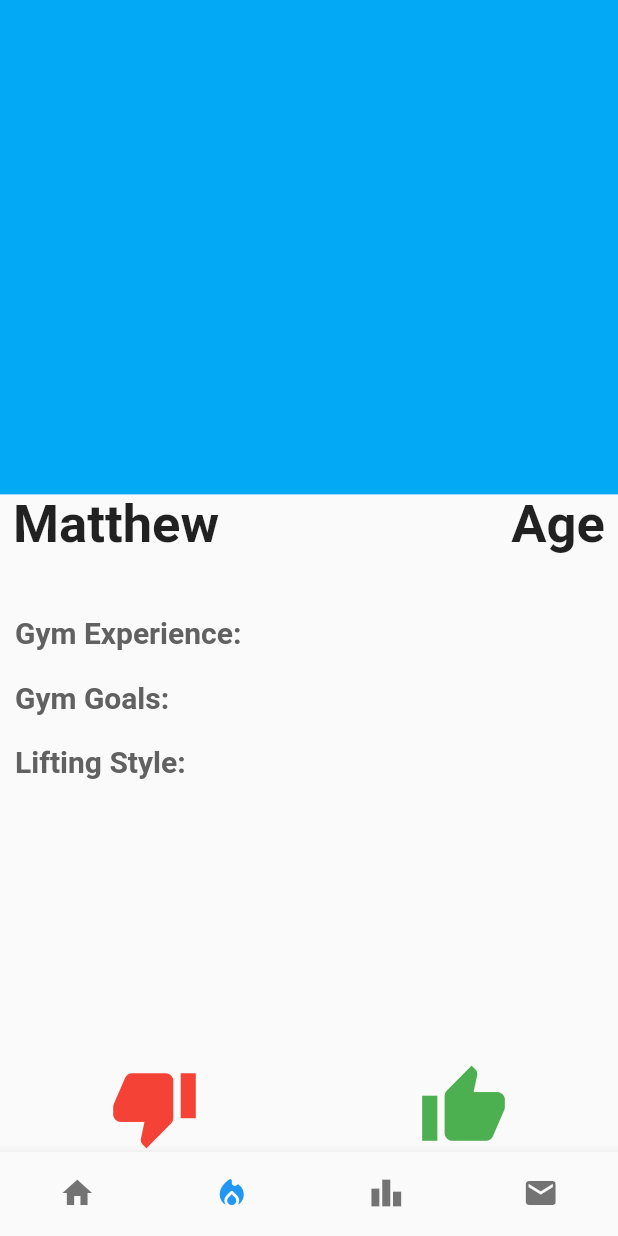
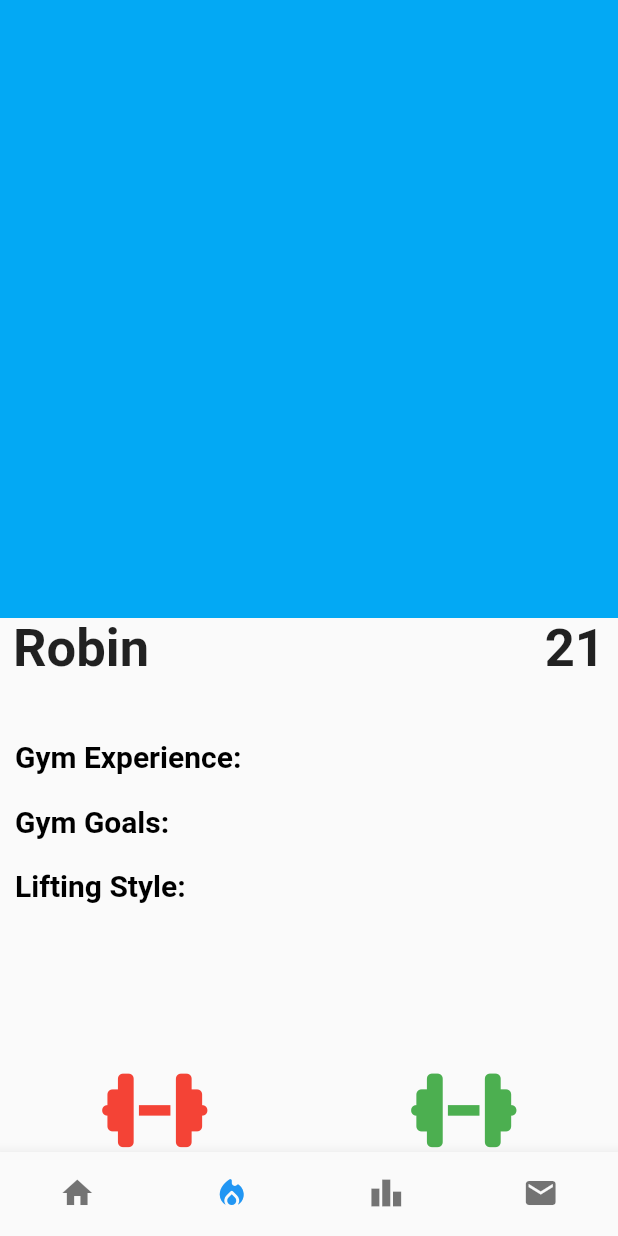
Before and after one commit to dariusrichardson36/FitBuddy, a Flutter app: the screen it shows once a user with an empty profile is signed in, swiped to page 2, on a phone screen of 412 x 824 dp. Run offline on Flutter 3.47's test engine with Material 2 defaults, Android fonts, the phone set to English and light mode, and no system bars; our stand-ins replace cloud_firestore, firebase_auth, firebase_core, font_awesome_flutter, get, go_router and 4 more; missing offline and left inert: dart:ffi; accounts and stored records are empty; network calls fail.

Commit message:
Changed fonts and added dumbbell iconts from font awesome package

```diff
--- a/lib/pages/homepage_views/matchmaking_view.dart
+++ b/lib/pages/homepage_views/matchmaking_view.dart
@@ -1,4 +1,8 @@
 import 'package:flutter/material.dart';
+import 'package:font_awesome_flutter/font_awesome_flutter.dart';
+import 'package:google_fonts/google_fonts.dart';
+
+
 
 class MatchmakingView extends StatelessWidget {
   const MatchmakingView({super.key});
@@ -10,7 +14,7 @@ class MatchmakingView extends StatelessWidget {
         children: [
           Container(
             width: double.infinity, // Take up the entire screen horizontally
-            height: MediaQuery.of(context).size.height * .4, // Take up the top third vertically
+            height: MediaQuery.of(context).size.height * .5, // Take up the top third vertically
             color: Colors.lightBlue,
           ),
           // Rest of your content goes here
@@ -20,8 +24,8 @@ class MatchmakingView extends StatelessWidget {
               Align(
                 alignment: Alignment.centerLeft, // Left-align the text
                 child: Text(
-                  ' Matthew',
-                  style: TextStyle(
+                  ' Robin',
+                  style: GoogleFonts.robotoFlex(
                     fontSize: 35,
                     fontWeight: FontWeight.bold,
                   ),
@@ -31,8 +35,8 @@ class MatchmakingView extends StatelessWidget {
               Align(
                 alignment: Alignment.centerRight, // Right-align the text
                 child: Text(
-                  'Age ',
-                  style: TextStyle(
+                  '21 ',
+                  style: GoogleFonts.robotoFlex(
                     fontSize: 35,
                     fontWeight: FontWeight.bold,
                   ),
@@ -45,8 +49,8 @@ class MatchmakingView extends StatelessWidget {
             alignment: Alignment.centerLeft, // Left-align the text
             child: Text(
               '  Gym Experience:',
-              style: TextStyle(
-                color: Colors.grey[700],
+              style: GoogleFonts.robotoFlex(
+                color: Colors.black,
                 fontSize: 20,
                 fontWeight: FontWeight.bold,
               ),
@@ -58,8 +62,8 @@ class MatchmakingView extends StatelessWidget {
             alignment: Alignment.centerLeft, // Left-align the text
             child: Text(
               '  Gym Goals:',
-              style: TextStyle(
-                color: Colors.grey[700],
+              style: GoogleFonts.robotoFlex(
+                color: Colors.black,
                 fontSize: 20,
                 fontWeight: FontWeight.bold,
               ),
@@ -71,8 +75,8 @@ class MatchmakingView extends StatelessWidget {
             alignment: Alignment.centerLeft, // Left-align the text
             child: Text(
               '  Lifting Style:',
-              style: TextStyle(
-                color: Colors.grey[700],
+              style: GoogleFonts.robotoFlex(
+                color: Colors.black,
                 fontSize: 20,
                 fontWeight: FontWeight.bold,
               ),
@@ -87,15 +91,15 @@ class MatchmakingView extends StatelessWidget {
                 Row(
                   mainAxisAlignment: MainAxisAlignment.spaceAround,
                   children: [
-                    Icon(
-                      Icons.thumb_down, // Placeholder icon for "yes"
-                      size: 60.0, // Adjust the size as needed
+                    FaIcon(
+                      FontAwesomeIcons.dumbbell,
+                      size: 56, // Adjust the size as needed
                       color: Colors.red, // Adjust the color as needed
                     ),
-                    Icon(
-                      Icons.thumb_up, // Placeholder icon for "no"
-                      size: 60.0, // Adjust the size as needed
-                      color: Colors.green, // Adjust the color as needed
+                    FaIcon(
+                      FontAwesomeIcons.dumbbell,
+                      size: 56,
+                      color: Colors.green,
                     ),
                   ],
                 ),
--- a/pubspec.yaml
+++ b/pubspec.yaml
@@ -38,6 +38,9 @@ dependencies:
   cupertino_icons: ^1.0.2
   get:
   image_picker:
+
+  #This adds Font Awesome Flutter Icons to your application
+  font_awesome_flutter:
 
   firebase_core: ^2.15.1
   firebase_auth: ^4.9.0
```
Also changed, not shown: lib/pages/matchmakingScreen.dart (deleted, +0 -160 lines), lib/pages/matchmaking.dart (deleted), pubspec.lock.
